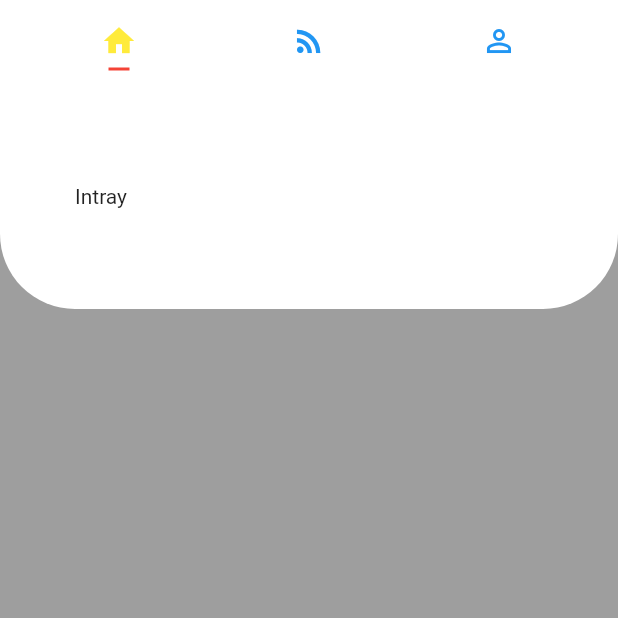
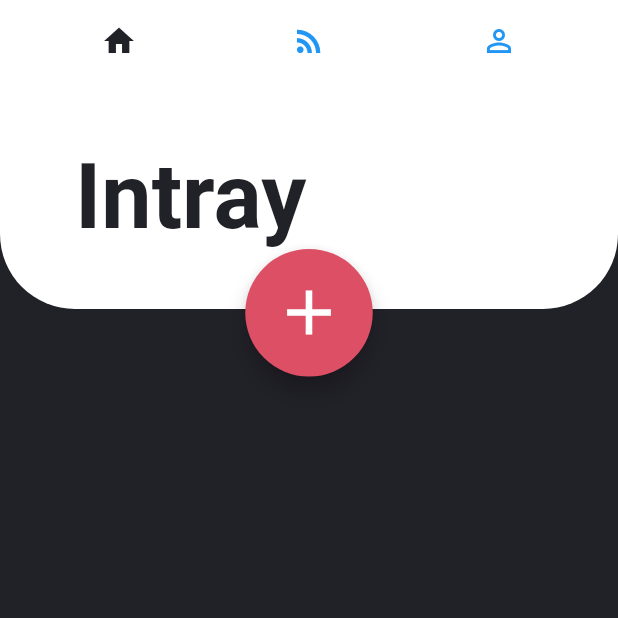
Before and after one commit to RishabhSinha07/TodoApp, a Flutter app: the screen it shows after launch, on a phone screen of 412 x 824 dp, the top half of it. Run offline on Flutter 3.47's test engine with Material 2 defaults, Android fonts, the phone set to English and light mode, and no system bars; Roboto replaces fonts that are missing (Avenir).

Commit message:
Added global dart file for global variable

```diff
--- a/TodoAppV1/lib/main.dart
+++ b/TodoAppV1/lib/main.dart
@@ -1,4 +1,5 @@
 import 'package:flutter/material.dart';
+import './models/globals.dart';
 
 void main() {
   runApp(MyApp());
@@ -61,7 +62,7 @@ class _MyHomePageState extends State<MyHomePage> {
               TabBarView(
                 children: [
                   new Container(
-                    color: Colors.grey,
+                    color: darkGreyColor,
                   ),
                   new Container(
                     color: Colors.orange,
@@ -82,8 +83,26 @@ class _MyHomePageState extends State<MyHomePage> {
                   ),
                   child: Row(
                     mainAxisAlignment: MainAxisAlignment.spaceBetween,
-                    children: <Widget>[Text("Intray"), Container()],
-                  ))
+                    children: <Widget>[
+                      Text("Intray", style: intraTitleStyle),
+                      Container()
+                    ],
+                  )),
+              Container(
+                height: 85,
+                width: 85,
+                margin: EdgeInsets.only(
+                    top: 110,
+                    left: MediaQuery.of(context).size.width * 0.5 - 85 * 0.5),
+                child: FloatingActionButton(
+                  child: Icon(
+                    Icons.add,
+                    size: 50,
+                  ),
+                  backgroundColor: redColor,
+                  onPressed: () {},
+                ),
+              )
             ]),
             appBar: AppBar(
               elevation: 0,
@@ -99,11 +118,11 @@ class _MyHomePageState extends State<MyHomePage> {
                     icon: new Icon(Icons.perm_identity),
                   ),
                 ],
-                labelColor: Colors.yellow,
+                labelColor: darkGreyColor,
                 unselectedLabelColor: Colors.blue,
                 indicatorSize: TabBarIndicatorSize.label,
                 indicatorPadding: EdgeInsets.all(5.0),
-                indicatorColor: Colors.red,
+                indicatorColor: Colors.transparent,
               ),
               backgroundColor: Colors.white,
             ),
--- /dev/null
+++ b/TodoAppV1/lib/models/globals.dart
@@ -0,0 +1,10 @@
+import 'package:flutter/material.dart';
+
+Color darkGreyColor = new Color(0xFF212128);
+Color redColor = new Color(0xFFDC4F64);
+
+TextStyle intraTitleStyle = new TextStyle(
+    fontFamily: 'Avenir',
+    fontWeight: FontWeight.bold,
+    color: darkGreyColor,
+    fontSize: 60);
```
